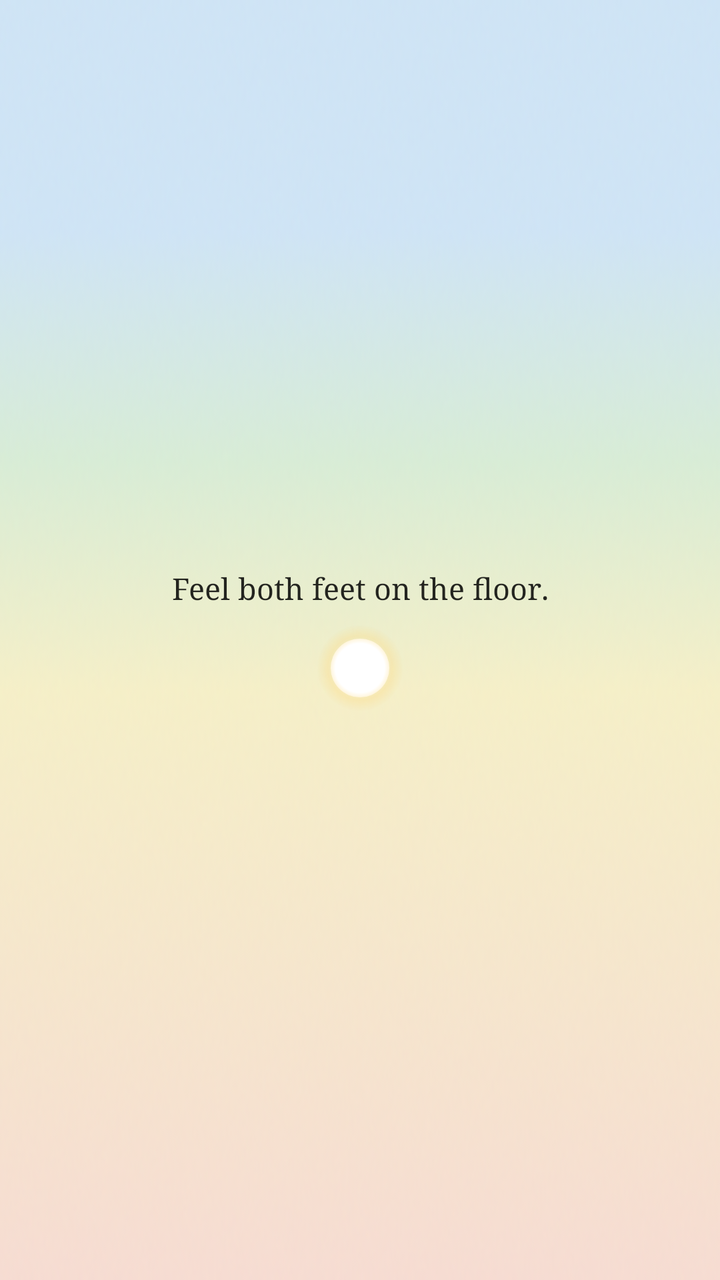
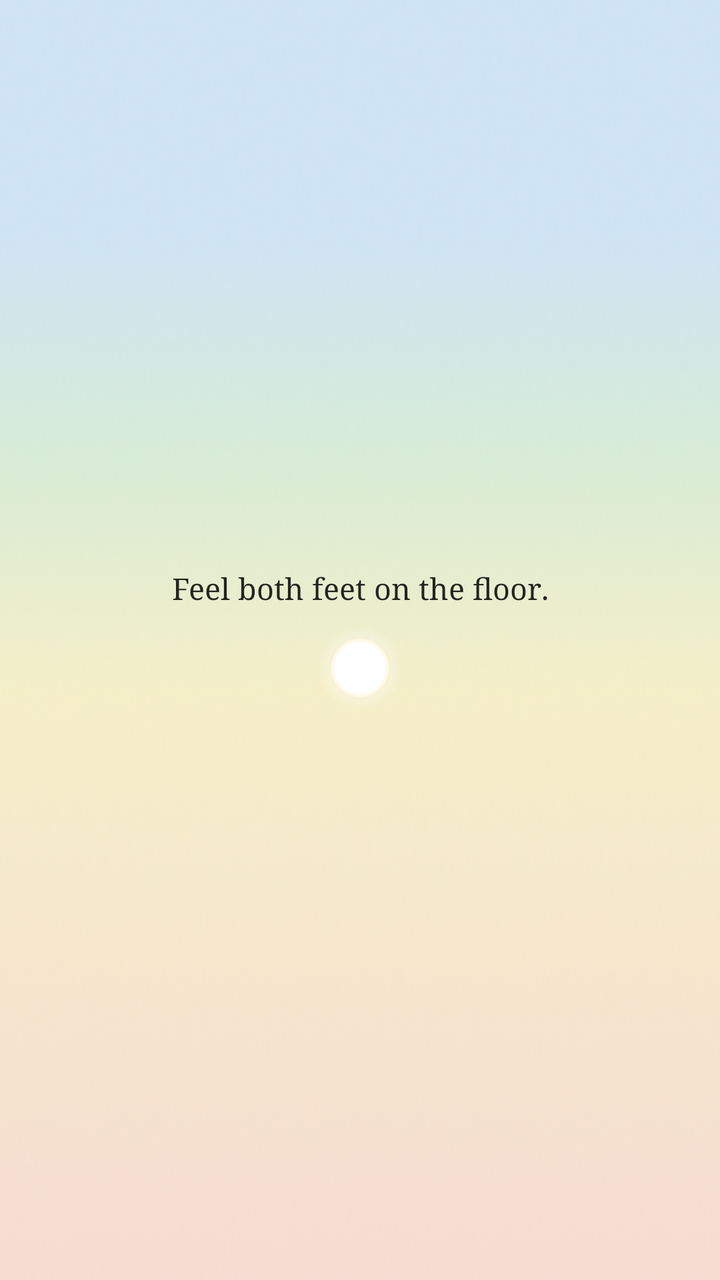

Before-and-after screenshots of an Android layout around one commit, followed by the original layout XML and the change that was made.
<!-- AndroidManifest.xml: application theme Theme.Minded -->
<!-- res/layout/widget_preview_card.xml -->
<?xml version="1.0" encoding="utf-8"?>
<LinearLayout xmlns:android="http://schemas.android.com/apk/res/android"
    android:layout_width="match_parent"
    android:layout_height="match_parent"
    android:background="@drawable/widget_sky_morning"
    android:gravity="center"
    android:orientation="vertical"
    android:padding="12dp">

    <TextView
        android:layout_width="wrap_content"
        android:layout_height="wrap_content"
        android:fontFamily="serif"
        android:gravity="center"
        android:maxLines="3"
        android:text="@string/widget_preview_prompt"
        android:textColor="#D9000000"
        android:textSize="15sp" />

    <ImageView
        android:layout_width="44dp"
        android:layout_height="44dp"
        android:layout_marginTop="8dp"
        android:contentDescription="@string/widget_sun_description_day"
        android:src="@drawable/ic_sun_widget_day" />
</LinearLayout>
<!-- resources referenced by this layout -->
<resources>
  <!-- drawable ic_sun_widget_day (drawable) -->
  <vector xmlns:android="http://schemas.android.com/apk/res/android"
          xmlns:aapt="http://schemas.android.com/aapt"
          android:width="108dp"
          android:height="108dp"
          android:viewportWidth="108"
          android:viewportHeight="108">
  
      
      <path android:pathData="M54,54 m-53,0 a53,53 0 1,0 106,0 a53,53 0 1,0 -106,0">
          <aapt:attr name="android:fillColor">
              <gradient
                      android:type="radial"
                      android:centerX="54"
                      android:centerY="54"
                      android:gradientRadius="53">
                  <item android:offset="0.0" android:color="#00FFD877" />
                  <item android:offset="0.56" android:color="#00FFD877" />
                  <item android:offset="0.74" android:color="#47FFD673" />
                  <item android:offset="1.0" android:color="#00FFCB5A" />
              </gradient>
          </aapt:attr>
      </path>
  
      
      <path android:pathData="M54,54 m-36,0 a36,36 0 1,0 72,0 a36,36 0 1,0 -72,0">
          <aapt:attr name="android:fillColor">
              <gradient
                      android:type="radial"
                      android:centerX="54"
                      android:centerY="54"
                      android:gradientRadius="36">
                  <item android:offset="0.0" android:color="#FFFFFFFF" />
                  <item android:offset="0.84" android:color="#FFFFFFFF" />
                  <item android:offset="1.0" android:color="#FFFFF5DC" />
              </gradient>
          </aapt:attr>
      </path>
  </vector>
  <!-- drawable widget_sky_morning: png bitmap (drawable-nodpi, 62743 bytes) -->
  <string name="widget_preview_prompt">Feel both feet on the floor.</string>
  <string name="widget_sun_description_day">The sun – open for a mindful moment</string>
  <style name="Theme.Minded" parent="android:Theme.Material.Light.NoActionBar" />
</resources>

<!-- the commit's change to res/layout/widget_preview_card.xml (unified diff, before → after) -->
@@ -22,5 +22,5 @@
         android:layout_height="44dp"
         android:layout_marginTop="8dp"
         android:contentDescription="@string/widget_sun_description_day"
-        android:src="@drawable/ic_sun_widget_day" />
+        android:src="@drawable/ic_sun_widget_day_on_sky" />
 </LinearLayout>
<!-- resource entries referenced after the edit -->
@@ -1,6 +1,6 @@
 <!-- resources referenced by this layout -->
 <resources>
-  <!-- drawable ic_sun_widget_day (drawable) -->
+  <!-- drawable ic_sun_widget_day_on_sky (drawable) -->
   <vector xmlns:android="http://schemas.android.com/apk/res/android"
           xmlns:aapt="http://schemas.android.com/aapt"
           android:width="108dp"
@@ -16,10 +16,10 @@
                       android:centerX="54"
                       android:centerY="54"
                       android:gradientRadius="53">
-                  <item android:offset="0.0" android:color="#00FFD877" />
-                  <item android:offset="0.56" android:color="#00FFD877" />
-                  <item android:offset="0.74" android:color="#47FFD673" />
-                  <item android:offset="1.0" android:color="#00FFCB5A" />
+                  <item android:offset="0.0" android:color="#00FFFFFF" />
+                  <item android:offset="0.56" android:color="#00FFFFFF" />
+                  <item android:offset="0.74" android:color="#47FFFFFF" />
+                  <item android:offset="1.0" android:color="#00FFFFFF" />
               </gradient>
           </aapt:attr>
       </path>
